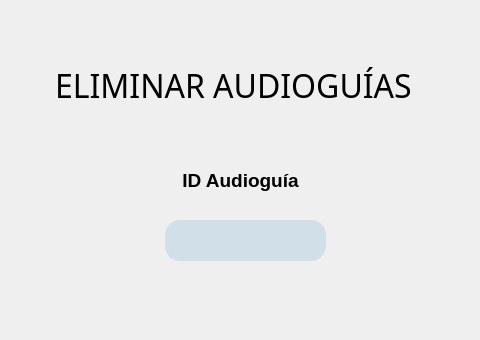
First picture: the form in src/vista/ui/EliminarAudioguias.ui, repository eperec03/museo, before the edit; both pictures show x 165 to 645 and y 0 to 340 of the 800 by 600 pixel window.
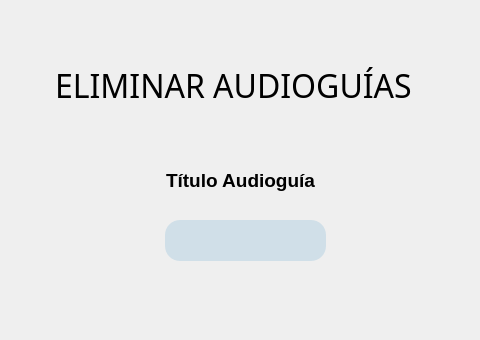
Second picture: the form after the edit.

What changed in the file:
```diff
--- a/src/vista/ui/EliminarAudioguias.ui
+++ b/src/vista/ui/EliminarAudioguias.ui
@@ -219,7 +219,7 @@
      </rect>
     </property>
     <property name="text">
-     <string>&lt;html&gt;&lt;head/&gt;&lt;body&gt;&lt;p align=&quot;center&quot;&gt;&lt;span style=&quot; font-size:14pt; font-weight:600;&quot;&gt;ID Audioguía&lt;/span&gt;&lt;/p&gt;&lt;/body&gt;&lt;/html&gt;</string>
+     <string>&lt;html&gt;&lt;head/&gt;&lt;body&gt;&lt;p align=&quot;center&quot;&gt;&lt;span style=&quot; font-size:14pt; font-weight:600;&quot;&gt;Título Audioguía&lt;/span&gt;&lt;/p&gt;&lt;/body&gt;&lt;/html&gt;</string>
     </property>
    </widget>
    <widget class="QLabel" name="Titulo">
```
Left out of the diff: 2 changed lines with no effect on the pictures.
